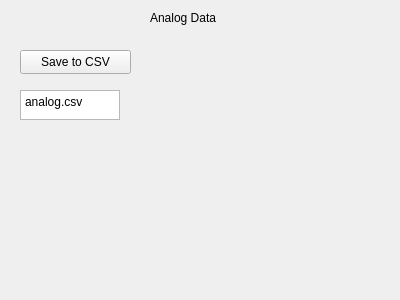
Before: the Qt Designer form src/WhiskerToolbox/DataManager_Widget/AnalogTimeSeries_Widget/AnalogTimeSeries_Widget.ui in paulmthompson/WhiskerToolbox, drawn with Qt 5.
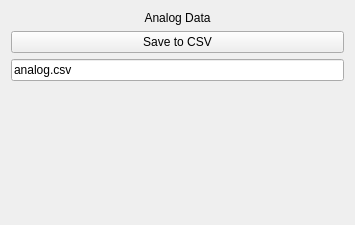
After: the same form once the commit is applied.

```diff
--- a/src/WhiskerToolbox/DataManager_Widget/AnalogTimeSeries_Widget/AnalogTimeSeries_Widget.ui
+++ b/src/WhiskerToolbox/DataManager_Widget/AnalogTimeSeries_Widget/AnalogTimeSeries_Widget.ui
@@ -6,64 +6,52 @@
    <rect>
     <x>0</x>
     <y>0</y>
-    <width>400</width>
-    <height>300</height>
+    <width>355</width>
+    <height>225</height>
    </rect>
   </property>
   <property name="windowTitle">
    <string>Form</string>
   </property>
+  <layout class="QVBoxLayout" name="verticalLayout">
+   <item>
   <widget class="QLabel" name="label">
-   <property name="geometry">
-    <rect>
-     <x>150</x>
-     <y>10</y>
-     <width>111</width>
-     <height>16</height>
-    </rect>
-   </property>
    <property name="text">
     <string>Analog Data</string>
    </property>
-  </widget>
+     <property name="alignment">
+      <set>Qt::AlignmentFlag::AlignCenter</set>
+     </property>
+    </widget>
+   </item>
+   <item>
   <widget class="QPushButton" name="save_csv">
-   <property name="geometry">
-    <rect>
-     <x>20</x>
-     <y>50</y>
-     <width>111</width>
-     <height>24</height>
-    </rect>
-   </property>
    <property name="text">
     <string>Save to CSV</string>
    </property>
   </widget>
-  <widget class="QPlainTextEdit" name="filename_textbox">
-   <property name="geometry">
-    <rect>
-     <x>20</x>
-     <y>90</y>
-     <width>100</width>
-     <height>30</height>
-    </rect>
-   </property>
-   <property name="sizePolicy">
-    <sizepolicy hsizetype="Fixed" vsizetype="Fixed">
-     <horstretch>0</horstretch>
-     <verstretch>0</verstretch>
-    </sizepolicy>
-   </property>
-   <property name="maximumSize">
+   </item>
+   <item>
+    <widget class="QLineEdit" name="filename_textbox">
+     <property name="text">
+      <string>analog.csv</string>
+     </property>
+    </widget>
+   </item>
+   <item>
+    <spacer name="verticalSpacer">
+     <property name="orientation">
+      <enum>Qt::Orientation::Vertical</enum>
+     </property>
+     <property name="sizeHint" stdset="0">
     <size>
-     <width>100</width>
-     <height>30</height>
-    </size>
-   </property>
-   <property name="plainText">
-    <string>analog.csv</string>
-   </property>
-  </widget>
+       <width>20</width>
+       <height>40</height>
+      </size>
+     </property>
+    </spacer>
+   </item>
+  </layout>
  </widget>
  <resources/>
  <connections/>
```
Lines whose indentation alone changed are shown as unchanged.
